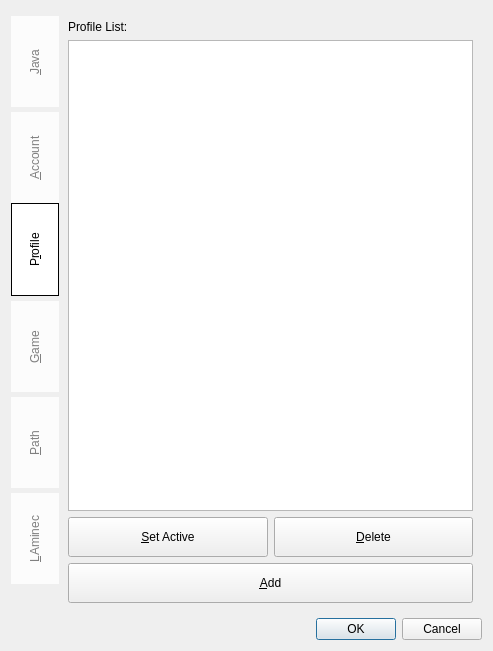
kaniol-lck/Kaminec, file Kaminec/UI/preferences.ui: the form before one commit.
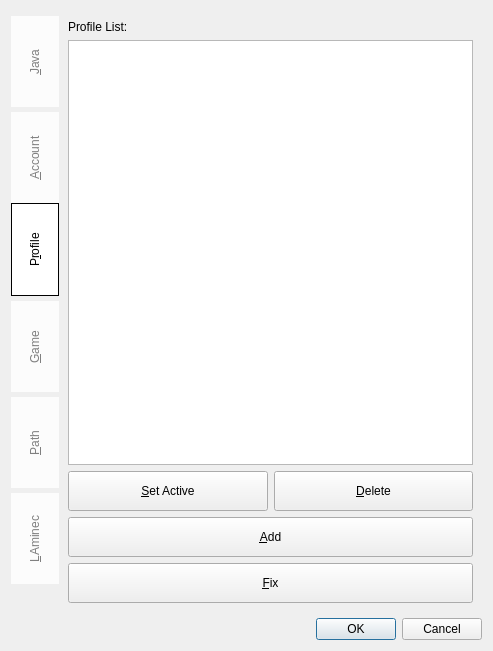
The form after the commit.

Commit message: Enable GameVerision and support profiles completion.

What changed in the file:
```diff
--- a/Kaminec/UI/preferences.ui
+++ b/Kaminec/UI/preferences.ui
@@ -422,6 +422,25 @@
          </property>
         </widget>
        </item>
+       <item>
+        <widget class="QPushButton" name="fixProfile_pb">
+         <property name="sizePolicy">
+          <sizepolicy hsizetype="Preferred" vsizetype="Fixed">
+           <horstretch>0</horstretch>
+           <verstretch>0</verstretch>
+          </sizepolicy>
+         </property>
+         <property name="minimumSize">
+          <size>
+           <width>0</width>
+           <height>40</height>
+          </size>
+         </property>
+         <property name="text">
+          <string>&amp;Fix</string>
+         </property>
+        </widget>
+       </item>
       </layout>
      </widget>
      <widget class="QWidget" name="game">
```
The commit also changes 13 other files.
